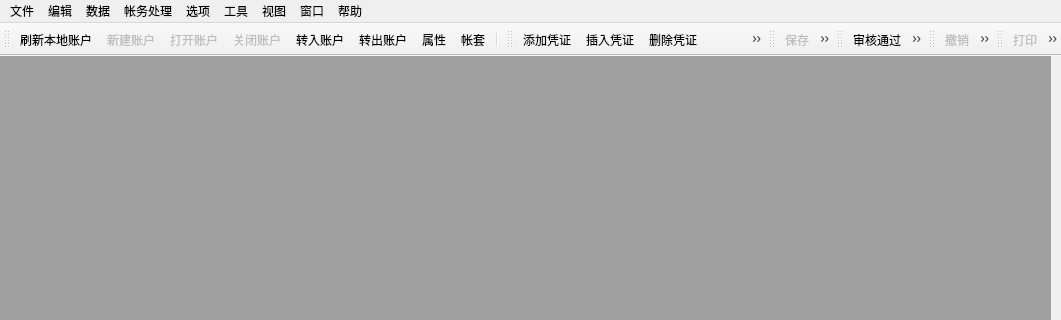
First picture: the form in forms/mainwindow.ui, repository wangkungit5905/PzAssistant, before the edit; both pictures show x 0 to 1061 and y 0 to 320 of the 1061 by 600 pixel window.
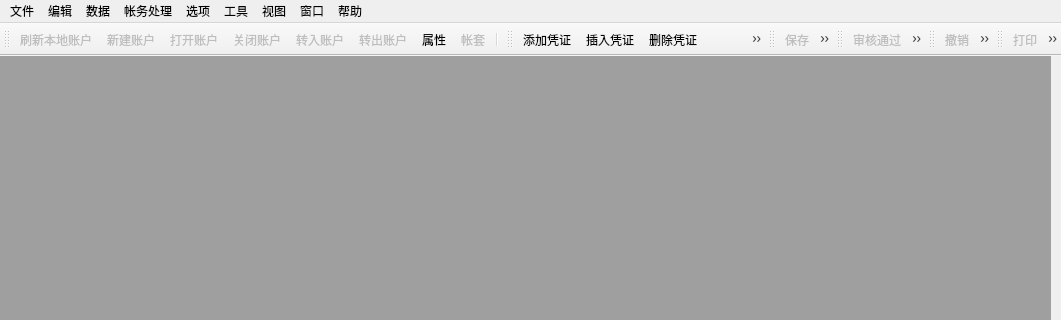
Second picture: the form after the edit. Icons and pictures are not drawn. Custom widgets are drawn as their Qt base class.

The edit to the form file:
```diff
--- a/forms/mainwindow.ui
+++ b/forms/mainwindow.ui
@@ -362,7 +362,7 @@
   </action>
   <action name="actRefreshActInfo">
    <property name="enabled">
-    <bool>true</bool>
+    <bool>false</bool>
    </property>
    <property name="icon">
     <iconset resource="../imgers.qrc">
@@ -377,7 +377,7 @@
   </action>
   <action name="actInAccount">
    <property name="enabled">
-    <bool>true</bool>
+    <bool>false</bool>
    </property>
    <property name="icon">
     <iconset resource="../imgers.qrc">
@@ -392,7 +392,7 @@
   </action>
   <action name="actEmpAccount">
    <property name="enabled">
-    <bool>true</bool>
+    <bool>false</bool>
    </property>
    <property name="icon">
     <iconset resource="../imgers.qrc">
@@ -767,6 +767,9 @@
    <property name="checked">
     <bool>false</bool>
    </property>
+   <property name="enabled">
+    <bool>false</bool>
+   </property>
    <property name="icon">
     <iconset>
      <normalon>:/images/jz.png</normalon>
@@ -783,6 +786,9 @@
    <property name="checked">
     <bool>false</bool>
    </property>
+   <property name="enabled">
+    <bool>false</bool>
+   </property>
    <property name="icon">
     <iconset>
      <normalon>:/images/verify-ok.png</normalon>
@@ -1203,6 +1209,9 @@
    </property>
   </action>
   <action name="actSuite">
+   <property name="enabled">
+    <bool>false</bool>
+   </property>
    <property name="icon">
     <iconset resource="../imgers.qrc">
      <normaloff>:/images/accSuite.png</normaloff>:/images/accSuite.png</iconset>
```
Left out of the diff: 10 changed lines with no effect on the pictures.
